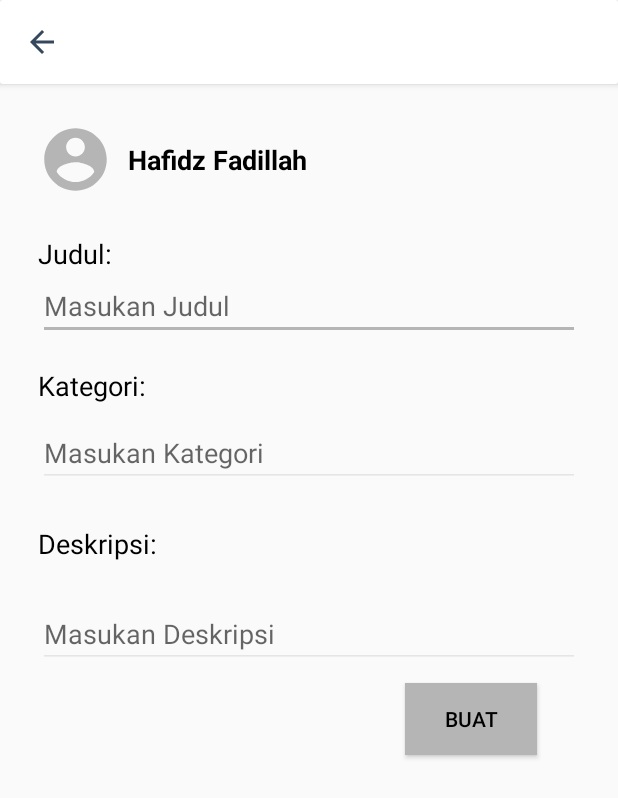
After one commit to DelNight/Notify, an Android app: the layout activity_form_forum.xml on its own in the app's theme, with its tools: preview values and no code run, on a phone screen of 412 x 824 dp. The commit adds this screen. Shown: the top 798 px of the screen. Run offline under Robolectric (Android 15) with nearby library versions, the light colour scheme and no system bars.

Commit message:
form forum

```diff
--- a/app/src/main/java/com/diazs/notify/Adapter/ProfileAdapter.java
+++ b/app/src/main/java/com/diazs/notify/Adapter/ProfileAdapter.java
@@ -24,7 +24,7 @@ public class ProfileAdapter extends RecyclerView.Adapter<ProfileAdapter.ProfileV
     @NonNull
     @Override
     public ProfileViewHolder onCreateViewHolder(@NonNull ViewGroup parent, int viewType) {
-        View view = LayoutInflater.from(parent.getContext()).inflate(R.layout.row_forum, parent,false);
+        View view = LayoutInflater.from(parent.getContext()).inflate(R.layout.row_voting, parent,false);
         return new ProfileViewHolder(view);
     }
 
--- a/app/src/main/java/com/diazs/notify/PilihPostinganActivity.java
+++ b/app/src/main/java/com/diazs/notify/PilihPostinganActivity.java
@@ -1,6 +1,7 @@
 package com.diazs.notify;
 
 import android.content.Context;
+import android.content.Intent;
 import android.os.Bundle;
 import android.view.LayoutInflater;
 import android.view.View;
@@ -30,7 +31,8 @@ public class PilihPostinganActivity extends BottomSheetDialogFragment {
             @Override
             public void onClick(View view) {
                 //direct ke halaman form forum
-                dismiss();
+//                Intent i = new Intent(HomeActivity.this,FormForum.class);
+//                startActivity(i);
             }
         });
 
--- /dev/null
+++ b/app/src/main/res/layout/activity_form_forum.xml
@@ -0,0 +1,102 @@
+<?xml version="1.0" encoding="utf-8"?>
+<LinearLayout xmlns:android="http://schemas.android.com/apk/res/android"
+    xmlns:app="http://schemas.android.com/apk/res-auto"
+    xmlns:tools="http://schemas.android.com/tools"
+    android:layout_width="match_parent"
+    android:layout_height="match_parent"
+    tools:context=".InputEvent"
+    android:orientation="vertical">
+
+    <androidx.appcompat.widget.Toolbar
+        android:id="@+id/toolbar"
+        android:layout_width="match_parent"
+        android:layout_height="?attr/actionBarSize"
+        android:theme="@style/ThemeOverlay.AppCompat.Dark.ActionBar"
+        app:logo="@drawable/ic_baseline_arrow_back_24"
+        android:elevation="3dp"
+        android:background="@drawable/shadow">
+
+
+    </androidx.appcompat.widget.Toolbar>
+
+
+    <RelativeLayout
+        android:layout_width="match_parent"
+        android:layout_height="wrap_content"
+        android:layout_margin="25dp">
+
+        <ImageView
+            android:id="@+id/user"
+            android:layout_width="50dp"
+            android:layout_height="50dp"
+            android:src="@drawable/ic_baseline_account_circle_24" />
+
+        <TextView
+            android:id="@+id/name"
+            android:layout_width="wrap_content"
+            android:layout_height="wrap_content"
+            android:text="Hafidz Fadillah"
+            android:layout_toRightOf="@+id/user"
+            android:layout_centerVertical="true"
+            android:textSize="18dp"
+            android:textColor="@color/color10"
+            android:textStyle="bold"
+            android:layout_marginLeft="10dp"/>
+    </RelativeLayout>
+
+    <TextView
+        android:layout_width="match_parent"
+        android:layout_height="wrap_content"
+        android:layout_marginHorizontal="25dp"
+        android:text="Judul:"
+        android:textSize="18dp"
+        android:textColor="@color/color10"/>
+
+    <EditText
+        android:id="@+id/in_judul"
+        android:layout_width="match_parent"
+        android:layout_height="wrap_content"
+        android:layout_marginHorizontal="25dp"
+        android:hint="Masukan Judul"/>
+    <TextView
+        android:layout_width="match_parent"
+        android:layout_height="wrap_content"
+        android:text="Kategori:"
+        android:textColor="@android:color/black"
+        android:layout_marginTop="18dp"
+        android:layout_marginHorizontal="25dp"
+        android:textSize="18dp"/>
+
+    <EditText
+        android:id="@+id/in_kategori"
+        android:layout_width="match_parent"
+        android:layout_height="wrap_content"
+        android:layout_marginTop="10dp"
+        android:layout_marginHorizontal="25dp"
+        android:hint="Masukan Kategori"/>
+
+    <TextView
+        android:layout_width="match_parent"
+        android:layout_height="wrap_content"
+        android:layout_margin="25dp"
+        android:text="Deskripsi:"
+        android:textSize="18dp"
+        android:textColor="@color/color10"/>
+
+    <EditText
+        android:id="@+id/in_desc"
+        android:layout_width="match_parent"
+        android:layout_height="wrap_content"
+        android:layout_marginHorizontal="25dp"
+        android:hint="Masukan Deskripsi"/>
+
+    <Button
+        android:layout_width="wrap_content"
+        android:layout_height="wrap_content"
+        android:layout_marginTop="10dp"
+        android:layout_marginLeft="270dp"
+        android:background="@color/color6"
+        android:text="Buat"
+        android:textColor="@color/color10" />
+
+</LinearLayout>
```
Also changed, not shown: app/src/main/java/com/diazs/notify/FormForum.java (added, +113 -0 lines).
